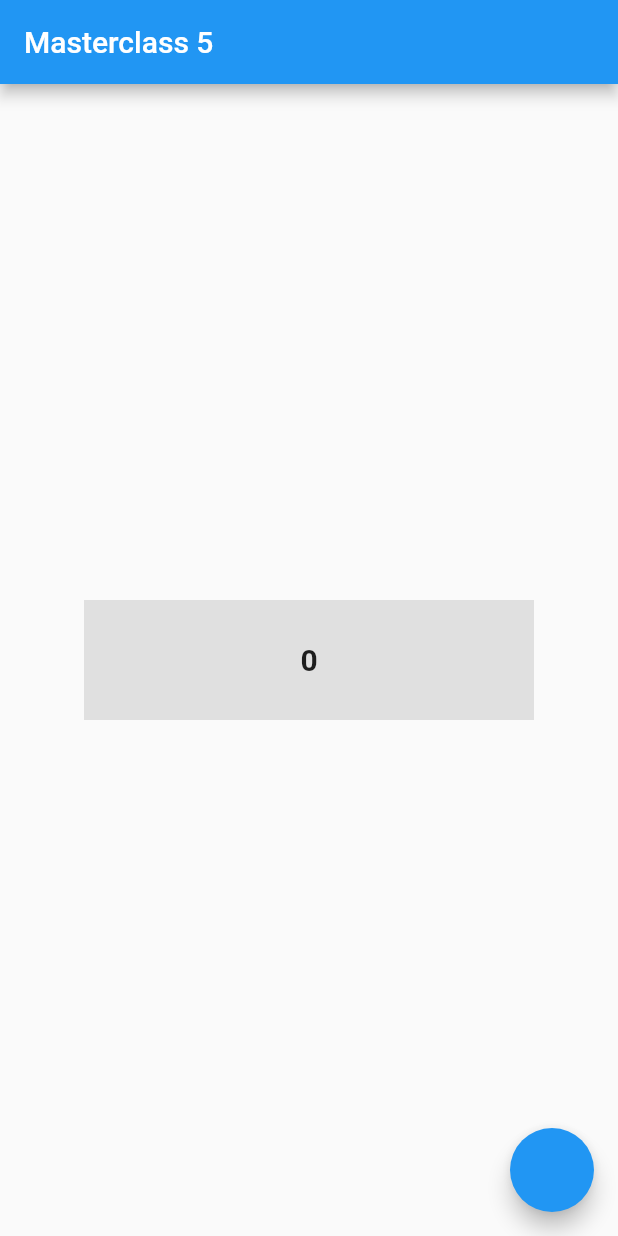
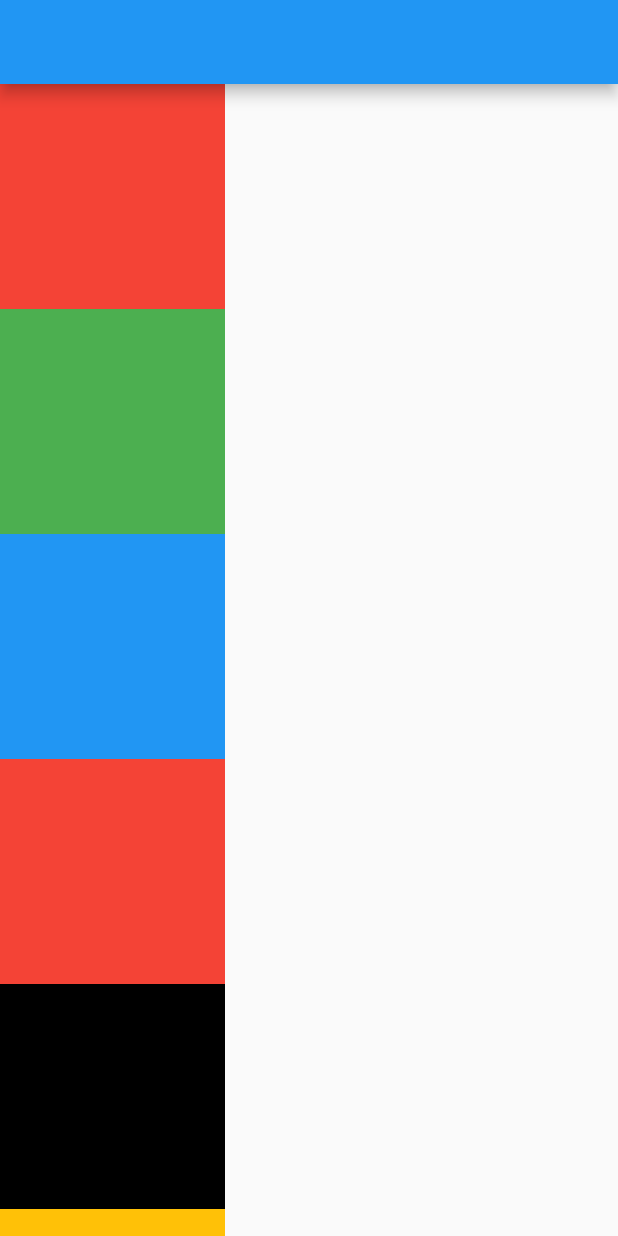
Before and after one commit to fercguerra/flutter_playground, a Flutter app: the screen it shows after launch, on a phone screen of 412 x 824 dp. Run offline on Flutter 3.47's test engine with Material 2 defaults, Android fonts, the phone set to English and light mode, and no system bars.

Commit message:
SingleChildScrollView

```diff
--- a/lib/home_page.dart
+++ b/lib/home_page.dart
@@ -1,101 +1,53 @@
 import 'package:flutter/gestures.dart';
 import 'package:flutter/material.dart';
-import 'package:flutter/rendering.dart';
 
 class HomePage extends StatefulWidget {
-  //const HomePage({super.key});
+  const HomePage({Key? key}) : super(key: key);
 
   @override
   State<HomePage> createState() => _HomePageState();
 }
 
-class _HomePageState extends State<HomePage>
-    with SingleTickerProviderStateMixin {
-  late final AnimationController controller;
-  late final Animation<Color?> colorAnimation;
-  late final Animation<double> sizeAnimation;
-  late final Animation<double> sizeTextAnimation;
-
-  @override
-  void initState() {
-    super.initState();
-    controller =
-        AnimationController(vsync: this, duration: const Duration(seconds: 2));
-
-    //animation
-    colorAnimation = ColorTween(
-      begin: Colors.purple.withOpacity(0.4),
-      end: Colors.purple,
-    ).animate(CurvedAnimation(
-        parent: controller,
-        curve: const Interval(0.0, 0.5, curve: Curves.easeOut)));
-
-    sizeAnimation = Tween<double>(
-      begin: 0.0,
-      end: 300.0,
-    ).animate(CurvedAnimation(
-        parent: controller,
-        curve: Curves.bounceOut,
-        reverseCurve: Curves.bounceOut));
-
-    sizeTextAnimation = Tween<double>(
-      begin: 20,
-      end: 30,
-    ).animate(CurvedAnimation(
-      parent: controller,
-      curve: Curves.ease,
-    ));
-
-    controller.addListener(() {
-      setState(() {});
-    });
-  }
-
+class _HomePageState extends State<HomePage> {
   @override
   Widget build(BuildContext context) {
-    final progressText = (controller.value * 100).floor().toString();
-
     return Scaffold(
-      appBar: AppBar(
-        title: const Text('Masterclass 5'),
-      ),
-      body: Center(
-        child: Container(
-            width: 300,
-            height: 80,
-            color: Colors.grey[300],
-            child: Align(
-              alignment: Alignment.centerLeft,
-              child: Stack(
+        appBar: AppBar(),
+        body: SingleChildScrollView (
+          child: Column(
             children: [
               Container(
-                    height: 80,
-                    width: sizeAnimation.value,
-                    color: colorAnimation.value,
-                    alignment: Alignment.center,
+                color: Colors.red,
+                height: 150,
+                width: 150,
               ),
-                  Align(
-                    child: Text(
-                      progressText,
-                      style: TextStyle(
-                        fontSize: sizeTextAnimation.value,
-                        fontWeight: FontWeight.bold,
+              Container(
+                color: Colors.green,
+                height: 150,
+                width: 150,
               ),
+              Container(
+                color: Colors.blue,
+                height: 150,
+                width: 150,
               ),
-                  )
+              Container(
+                color: Colors.red,
+                height: 150,
+                width: 150,
+              ),
+              Container(
+                color: Colors.black,
+                height: 150,
+                width: 150,
+              ),
+              Container(
+                color: Colors.amber,
+                height: 150,
+                width: 150,
+              ),
             ],
           ),
-            )),
-      ),
-      floatingActionButton: FloatingActionButton(
-        onPressed: () {
-          if (controller.isCompleted) {
-            controller.reverse();
-          } else {
-            controller.forward();
-          }
-        },
-      ),
-    );
+        ));
   }
 }
```
Lines whose indentation alone changed are shown as unchanged.
